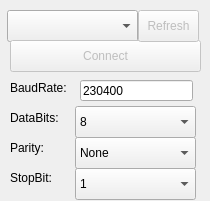
Before: the Qt Designer form Widgets/serialportpanel.ui in hegoku/DroneControlCenter, drawn with Qt 5.
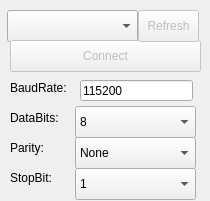
After: the same form once the commit is applied.

Patch:
```diff
--- a/Widgets/serialportpanel.ui
+++ b/Widgets/serialportpanel.ui
@@ -72,7 +72,7 @@
     </rect>
    </property>
    <property name="text">
-    <string>230400</string>
+    <string>115200</string>
    </property>
   </widget>
   <widget class="QPushButton" name="serialPortConnectButton">
```
